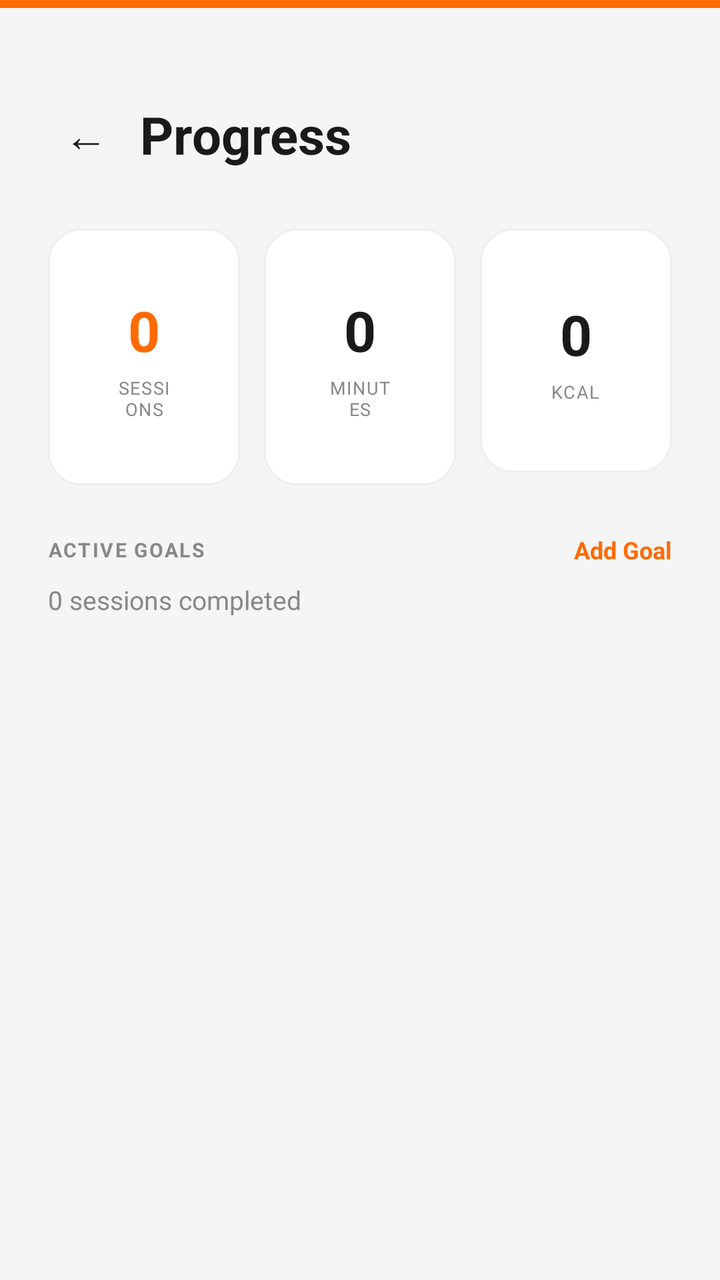
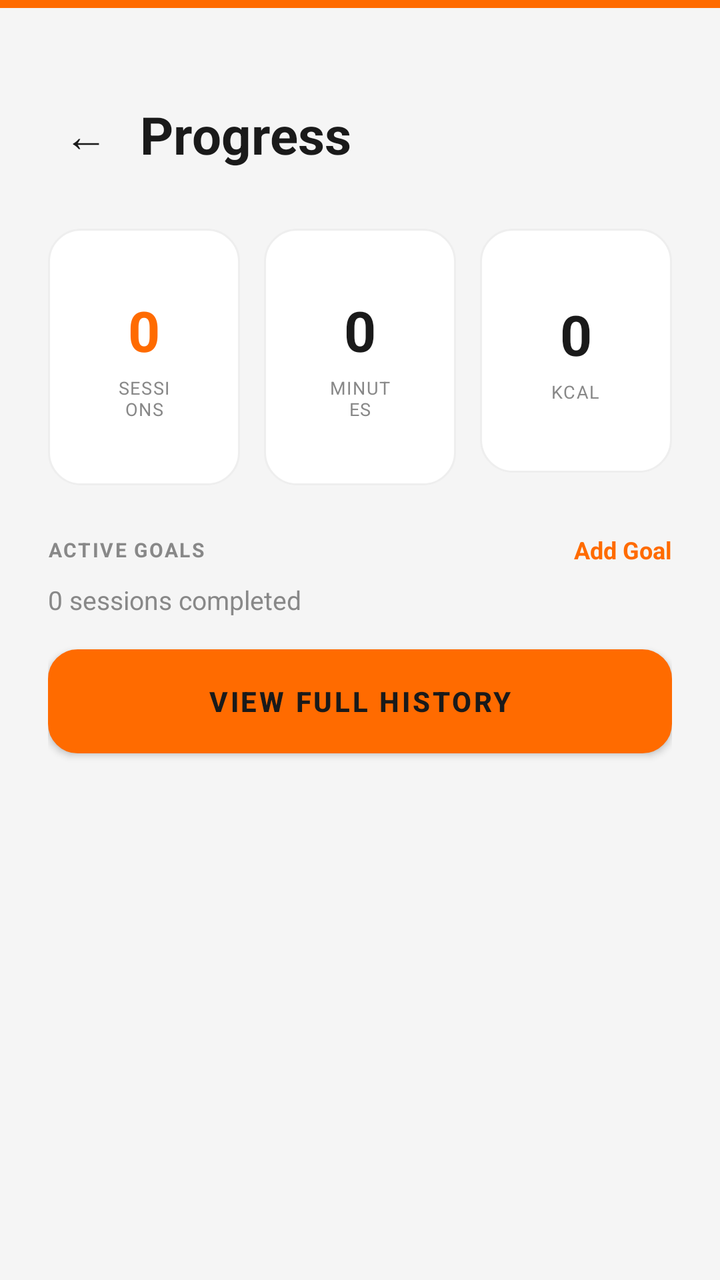

Two renders of the same Android screen: before a commit and after it. Below are the layout's source before the change and the commit's diff.
<!-- AndroidManifest.xml: application theme Theme.ArcadeFitness -->
<!-- res/layout/activity_progress_tracking.xml -->
<LinearLayout xmlns:android="http://schemas.android.com/apk/res/android" android:layout_width="match_parent" android:layout_height="match_parent" android:background="@color/bg_primary" android:orientation="vertical">
    
    <View android:layout_width="match_parent" android:layout_height="@dimen/top_bar_height" android:background="@color/orange_primary"/>
    <ScrollView android:layout_width="match_parent" android:layout_height="0dp" android:layout_weight="1">
        <LinearLayout android:layout_width="match_parent" android:layout_height="wrap_content" android:orientation="vertical" android:padding="@dimen/screen_padding_h">
            
            <LinearLayout android:layout_width="match_parent" android:layout_height="wrap_content" android:orientation="horizontal" android:gravity="center_vertical" android:layout_marginTop="@dimen/space_md" android:layout_marginBottom="@dimen/space_lg">
                <TextView android:id="@+id/btnBack" android:layout_width="wrap_content" android:layout_height="wrap_content" android:text="←" android:textSize="22sp" android:textColor="@color/text_primary" android:padding="@dimen/space_sm"/>
                <TextView android:layout_width="0dp" android:layout_height="wrap_content" android:layout_weight="1" android:text="@string/progress_title" style="@style/Text.Hero" android:layout_marginStart="@dimen/space_sm"/>
            </LinearLayout>
            
            <LinearLayout android:layout_width="match_parent" android:layout_height="wrap_content" android:orientation="horizontal" android:gravity="center_horizontal" android:layout_marginBottom="@dimen/space_lg">
                <FrameLayout style="@style/Card.Dark" android:layout_width="0dp" android:layout_height="wrap_content" android:layout_weight="1" android:layout_marginEnd="@dimen/space_sm">
                    <LinearLayout android:layout_width="match_parent" android:layout_height="wrap_content" android:orientation="vertical" android:gravity="center" android:padding="@dimen/space_md" android:minHeight="90dp">
                        <TextView android:id="@+id/tvWeekWorkouts" android:layout_width="wrap_content" android:layout_height="wrap_content" android:text="0" android:textSize="28sp" android:textStyle="bold" android:textColor="@color/orange_primary"/>
                        <TextView android:layout_width="wrap_content" android:layout_height="wrap_content" android:text="SESSIONS" android:textSize="9sp" android:textColor="@color/text_muted" android:textAllCaps="true" android:letterSpacing="0.06" android:layout_marginTop="@dimen/space_xs" android:gravity="center_horizontal"/>
                    </LinearLayout>
                </FrameLayout>
                <FrameLayout style="@style/Card.Dark" android:layout_width="0dp" android:layout_height="wrap_content" android:layout_weight="1" android:layout_marginStart="@dimen/space_xs" android:layout_marginEnd="@dimen/space_xs">
                    <LinearLayout android:layout_width="match_parent" android:layout_height="wrap_content" android:orientation="vertical" android:gravity="center" android:padding="@dimen/space_md" android:minHeight="90dp">
                        <TextView android:id="@+id/tvWeekDuration" android:layout_width="wrap_content" android:layout_height="wrap_content" android:text="0" android:textSize="28sp" android:textStyle="bold" android:textColor="@color/text_primary"/>
                        <TextView android:layout_width="wrap_content" android:layout_height="wrap_content" android:text="MINUTES" android:textSize="9sp" android:textColor="@color/text_muted" android:textAllCaps="true" android:letterSpacing="0.06" android:layout_marginTop="@dimen/space_xs" android:gravity="center_horizontal"/>
                    </LinearLayout>
                </FrameLayout>
                <FrameLayout style="@style/Card.Dark" android:layout_width="0dp" android:layout_height="wrap_content" android:layout_weight="1" android:layout_marginStart="@dimen/space_sm">
                    <LinearLayout android:layout_width="match_parent" android:layout_height="wrap_content" android:orientation="vertical" android:gravity="center" android:padding="@dimen/space_md" android:minHeight="90dp">
                        <TextView android:id="@+id/tvWeekCalories" android:layout_width="wrap_content" android:layout_height="wrap_content" android:text="0" android:textSize="28sp" android:textStyle="bold" android:textColor="@color/text_primary"/>
                        <TextView android:layout_width="wrap_content" android:layout_height="wrap_content" android:text="KCAL" android:textSize="9sp" android:textColor="@color/text_muted" android:textAllCaps="true" android:letterSpacing="0.06" android:layout_marginTop="@dimen/space_xs" android:gravity="center_horizontal"/>
                    </LinearLayout>
                </FrameLayout>
            </LinearLayout>
            
            <LinearLayout android:layout_width="match_parent" android:layout_height="wrap_content" android:orientation="horizontal" android:gravity="center_vertical" android:layout_marginBottom="@dimen/space_sm">
                <TextView android:layout_width="0dp" android:layout_height="wrap_content" android:layout_weight="1" android:text="@string/active_goals_section" style="@style/Text.Label"/>
                <TextView android:id="@+id/btnAddGoal" android:layout_width="wrap_content" android:layout_height="wrap_content" android:text="@string/add_goal" style="@style/Text.OrangeLink"/>
            </LinearLayout>
            
            <TextView android:id="@+id/tvTotalSessions" android:layout_width="wrap_content" android:layout_height="wrap_content" android:text="0 sessions completed" android:textSize="13sp" android:textColor="@color/text_muted" android:layout_marginBottom="@dimen/space_md"/>
            
            <androidx.recyclerview.widget.RecyclerView android:id="@+id/rvGoals" android:layout_width="match_parent" android:layout_height="wrap_content" android:nestedScrollingEnabled="false" android:overScrollMode="never"/>
            
            <LinearLayout android:id="@+id/layoutNoGoals" android:layout_width="match_parent" android:layout_height="wrap_content" android:gravity="center" android:orientation="vertical" android:visibility="gone" android:padding="@dimen/space_xl">
                <TextView android:layout_width="80dp" android:layout_height="80dp" android:gravity="center" android:text="🎯" android:textSize="40sp" android:background="@drawable/bg_logo_tile"/>
                <TextView android:layout_width="wrap_content" android:layout_height="wrap_content" android:text="@string/no_goals_yet" android:textSize="15sp" android:textColor="@color/text_muted" android:gravity="center" android:layout_marginTop="@dimen/space_lg" android:lineSpacingExtra="4dp"/>
            </LinearLayout>
        </LinearLayout>
    </ScrollView>
</LinearLayout>
<!-- resources referenced by this layout -->
<resources>
  <color name="bg_primary">#F5F5F5</color>
  <color name="orange_primary">#FF6B00</color>
  <color name="text_muted">#888888</color>
  <color name="text_primary">#1A1A1A</color>
  <dimen name="screen_padding_h">24dp</dimen>
  <dimen name="space_lg">24dp</dimen>
  <dimen name="space_md">16dp</dimen>
  <dimen name="space_sm">8dp</dimen>
  <dimen name="space_xl">32dp</dimen>
  <dimen name="space_xs">4dp</dimen>
  <dimen name="top_bar_height">4dp</dimen>
  <!-- drawable bg_logo_tile (drawable) -->
  <?xml version="1.0" encoding="utf-8"?>
  <shape xmlns:android="http://schemas.android.com/apk/res/android"
      android:shape="rectangle">
      <solid android:color="@color/orange_primary" />
      <corners android:radius="@dimen/radius_logo" />
  </shape>
  <string name="active_goals_section">Active Goals</string>
  <string name="add_goal">Add Goal</string>
  <string name="no_goals_yet">No goals set yet.\nTap + to add a fitness goal.</string>
  <string name="progress_title">Progress</string>
  <style name="Card.Dark">
          <item name="android:background">@drawable/bg_card</item>
          <item name="android:padding">@dimen/space_md</item>
      </style>
  <style name="Text.Hero">
          <item name="android:textSize">@dimen/text_hero</item>
          <item name="android:textStyle">bold</item>
          <item name="android:textColor">@color/text_primary</item>
          <item name="android:lineSpacingMultiplier">1.2</item>
      </style>
  <style name="Text.OrangeLink">
          <item name="android:textSize">@dimen/text_sm</item>
          <item name="android:textColor">@color/orange_primary</item>
          <item name="android:textStyle">bold</item>
      </style>
  <dimen name="radius_logo">22dp</dimen>
  <dimen name="text_hero">26sp</dimen>
  <dimen name="text_xs">10sp</dimen>
  <dimen name="text_sm">12sp</dimen>
  <color name="orange_dark">#CC5500</color>
  <color name="white">#FFFFFF</color>
  <color name="orange_light">#FF8C33</color>
  <color name="status_bar">#F5F5F5</color>
  <color name="nav_bar">#FFFFFF</color>
  <color name="bg_card">#FFFFFF</color>
  <color name="border_subtle">#EEEEEE</color>
  <dimen name="radius_lg">16dp</dimen>
  <!-- unchanged entries left out for length: 3 -->
</resources>

<!-- the commit's change to res/layout/activity_progress_tracking.xml (unified diff, before → after) -->
@@ -35,7 +35,15 @@
                 <TextView android:id="@+id/btnAddGoal" android:layout_width="wrap_content" android:layout_height="wrap_content" android:text="@string/add_goal" style="@style/Text.OrangeLink"/>
             </LinearLayout>
             
-            <TextView android:id="@+id/tvTotalSessions" android:layout_width="wrap_content" android:layout_height="wrap_content" android:text="0 sessions completed" android:textSize="13sp" android:textColor="@color/text_muted" android:layout_marginBottom="@dimen/space_md"/>
+            <TextView android:id="@+id/tvTotalSessions" android:layout_width="wrap_content" android:layout_height="wrap_content" android:text="0 sessions completed" android:textSize="13sp" android:textColor="@color/text_muted" android:layout_marginBottom="@dimen/space_sm"/>
+            <Button
+                android:id="@+id/btnViewHistory"
+                style="@style/Button.Secondary"
+                android:layout_width="match_parent"
+                android:layout_height="@dimen/button_height"
+                android:text="View Full History"
+                android:layout_marginTop="@dimen/space_sm"
+                android:layout_marginBottom="@dimen/space_md"/>
             
             <androidx.recyclerview.widget.RecyclerView android:id="@+id/rvGoals" android:layout_width="match_parent" android:layout_height="wrap_content" android:nestedScrollingEnabled="false" android:overScrollMode="never"/>
             
<!-- resource entries referenced after the edit -->
@@ -4,6 +4,7 @@
   <color name="orange_primary">#FF6B00</color>
   <color name="text_muted">#888888</color>
   <color name="text_primary">#1A1A1A</color>
+  <dimen name="button_height">52dp</dimen>
   <dimen name="screen_padding_h">24dp</dimen>
   <dimen name="space_lg">24dp</dimen>
   <dimen name="space_md">16dp</dimen>
@@ -22,6 +23,16 @@
   <string name="add_goal">Add Goal</string>
   <string name="no_goals_yet">No goals set yet.\nTap + to add a fitness goal.</string>
   <string name="progress_title">Progress</string>
+  <style name="Button.Secondary">
+          <item name="android:background">@drawable/bg_button_secondary</item>
+          <item name="android:textColor">@color/text_primary</item>
+          <item name="android:textSize">@dimen/text_md</item>
+          <item name="android:textStyle">bold</item>
+          <item name="android:gravity">center</item>
+          <item name="android:minHeight">@dimen/button_height</item>
+          <item name="android:paddingStart">24dp</item>
+          <item name="android:paddingEnd">24dp</item>
+      </style>
   <style name="Card.Dark">
           <item name="android:background">@drawable/bg_card</item>
           <item name="android:padding">@dimen/space_md</item>
@@ -38,6 +49,25 @@
           <item name="android:textStyle">bold</item>
       </style>
   <dimen name="radius_logo">22dp</dimen>
+  <!-- drawable bg_button_secondary (drawable) -->
+  <?xml version="1.0" encoding="utf-8"?>
+  <selector xmlns:android="http://schemas.android.com/apk/res/android">
+      <item android:state_pressed="true">
+          <shape android:shape="rectangle">
+              <solid android:color="@color/bg_elevated" />
+              <stroke android:width="1.5dp" android:color="@color/border_active" />
+              <corners android:radius="@dimen/radius_button" />
+          </shape>
+      </item>
+      <item>
+          <shape android:shape="rectangle">
+              <solid android:color="@color/bg_card" />
+              <stroke android:width="1.5dp" android:color="@color/border_default" />
+              <corners android:radius="@dimen/radius_button" />
+          </shape>
+      </item>
+  </selector>
+  <dimen name="text_md">14sp</dimen>
   <dimen name="text_hero">26sp</dimen>
   <dimen name="text_xs">10sp</dimen>
   <dimen name="text_sm">12sp</dimen>
@@ -46,7 +76,11 @@
   <color name="orange_light">#FF8C33</color>
   <color name="status_bar">#F5F5F5</color>
   <color name="nav_bar">#FFFFFF</color>
+  <color name="bg_elevated">#FFFFFF</color>
+  <color name="border_active">#FF6B00</color>
+  <dimen name="radius_button">14dp</dimen>
   <color name="bg_card">#FFFFFF</color>
+  <color name="border_default">#E0E0E0</color>
   <color name="border_subtle">#EEEEEE</color>
   <dimen name="radius_lg">16dp</dimen>
   <!-- unchanged entries left out for length: 3 -->
